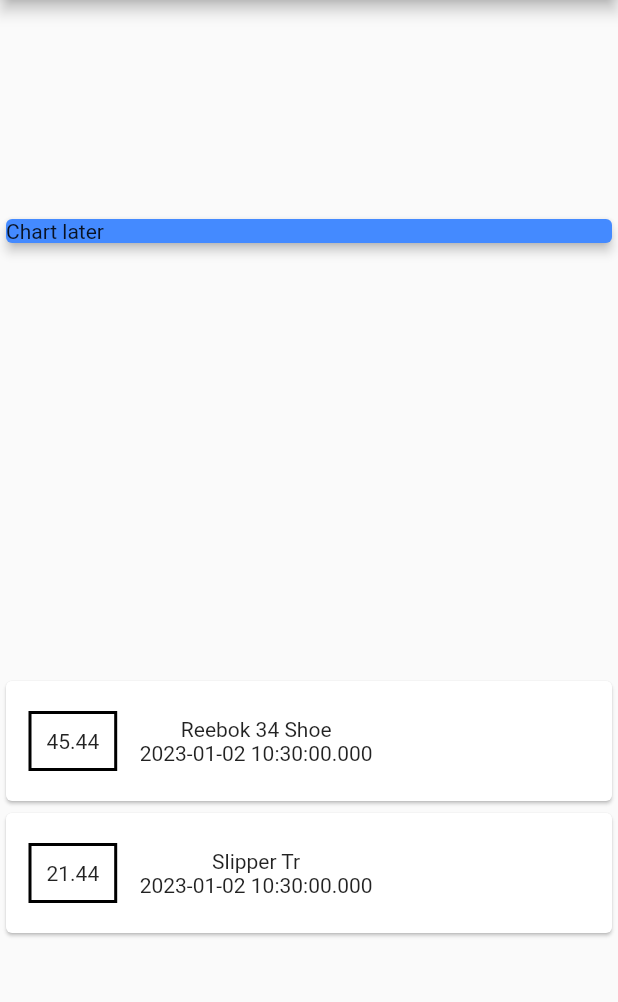
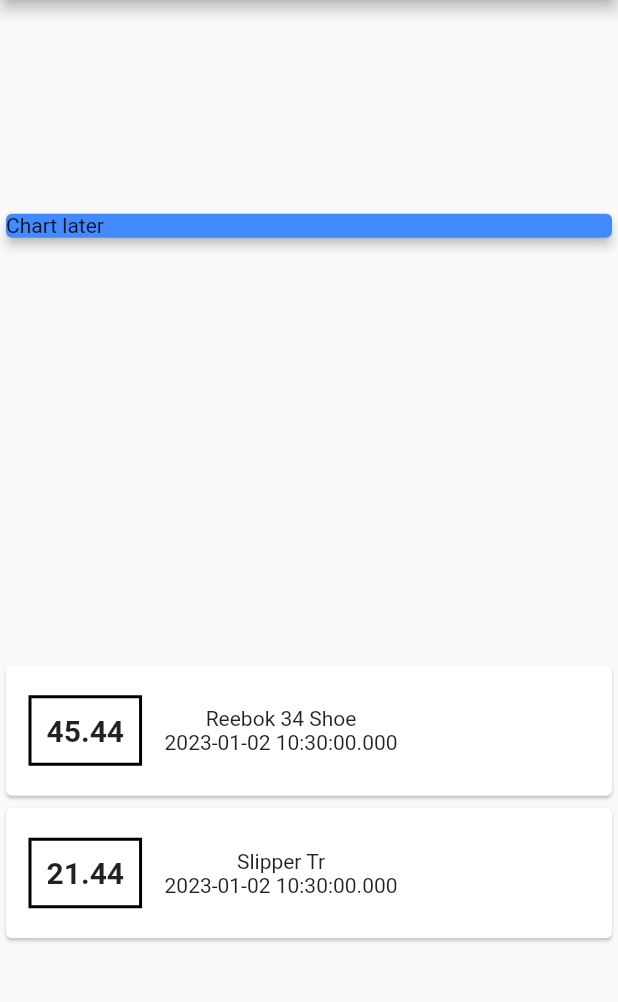
Before and after one commit to av1v3k/learn_flutter, a Flutter app: the screen it shows after launch, on a phone screen of 412 x 824 dp, the part 84-1086 px from its top. Run offline on Flutter 3.47's test engine with Material 2 defaults, Android fonts, the phone set to English and light mode, and no system bars.

Commit message:
text style - fontweight, fontsize

```diff
--- a/expense_app/lib/main.dart
+++ b/expense_app/lib/main.dart
@@ -59,6 +59,7 @@
                           padding: const EdgeInsets.all(10),
                           child: Text(
                             tx.amount.toString(),
+                            style: const TextStyle(fontWeight: FontWeight.bold, fontSize: 20),
                           ),
                         ),
                         Column(
```
Also changed, not shown: 1 other file.
